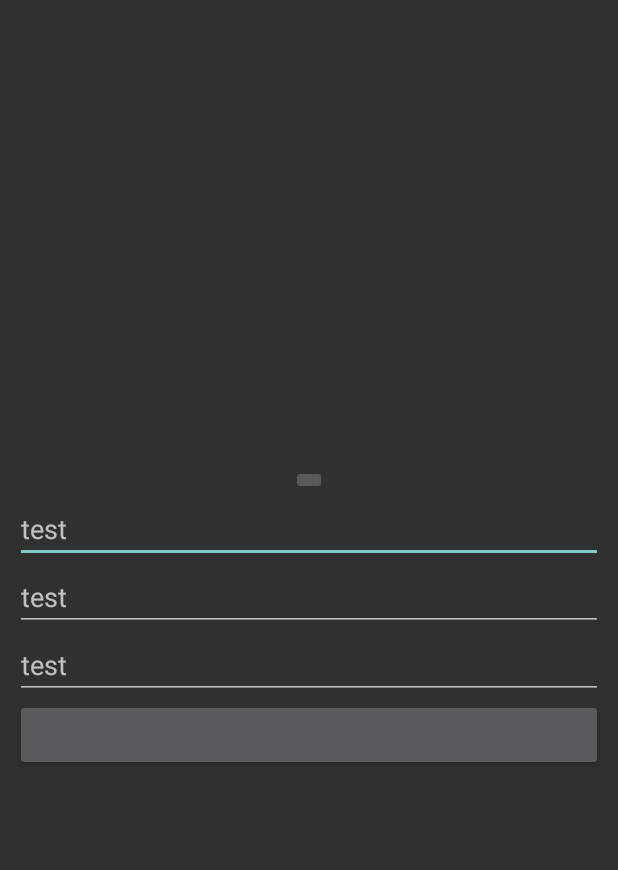
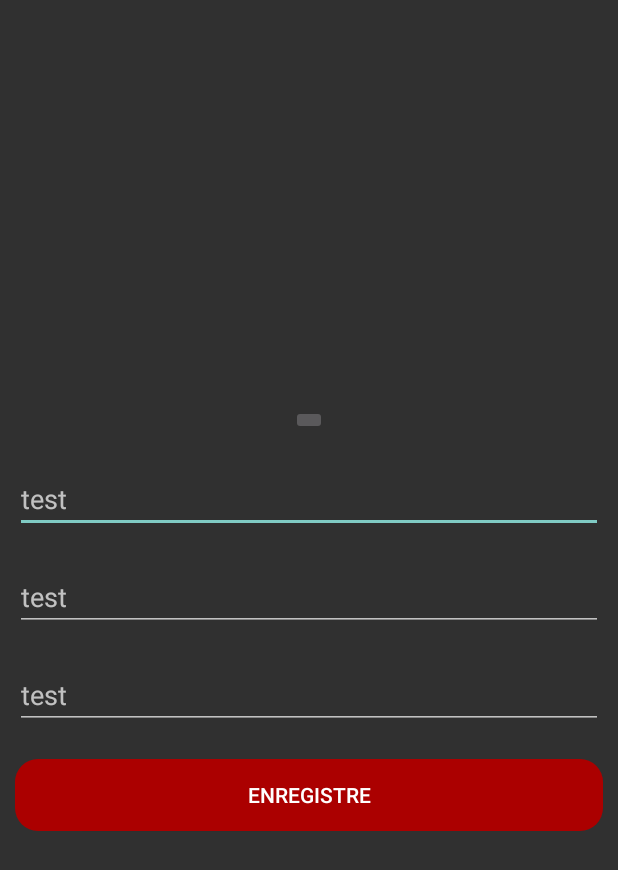
Before and after one commit to xkenzzo31/WishList, an Android app: the layout custom_add_wish.xml on its own in the app's theme, with its tools: preview values and no code run, on a phone screen of 412 x 824 dp. Shown: the top 870 px of the screen. Run offline under Robolectric (Android 15) with nearby library versions, the phone set to English and light mode, and no system bars.

Commit message:
commit de l'espace

```diff
--- a/app/src/main/AndroidManifest.xml
+++ b/app/src/main/AndroidManifest.xml
@@ -12,6 +12,7 @@
         android:theme="@style/Theme.AppCompat.NoActionBar">
         <activity
             android:name=".activity.MainActivity"
+            android:screenOrientation="portrait"
             android:theme="@style/Theme.AppCompat.NoActionBar">
             <intent-filter>
                 <action android:name="android.intent.action.MAIN" />
@@ -21,6 +22,7 @@
         </activity>
         <activity
             android:name=".activity.Home_Activity"
+            android:screenOrientation="portrait"
             android:label="@string/title_activity_home_"
             android:theme="@style/Theme.AppCompat.NoActionBar"></activity>
     </application>
--- a/app/src/main/java/model/UsersModel.java
+++ b/app/src/main/java/model/UsersModel.java
@@ -16,8 +16,8 @@ public class UsersModel {
         this.idUser = idUser;
     }
 
-    public void addWishModel(List<WishsModel> mListWish){
-        listWishs.addAll(mListWish);
+    public void addWishModel(WishsModel mListWish){
+        listWishs.add(mListWish);
     }
 
     public void addFriendModel(List<String> mListFriend){
--- a/app/src/main/java/model/WishsModel.java
+++ b/app/src/main/java/model/WishsModel.java
@@ -11,10 +11,11 @@ public class WishsModel {
     private String productUrl;
     private boolean status;
 
-    public WishsModel(String title, String image, String description) {
+    public WishsModel(String title, String image, String description, String productUrl) {
         this.title = title;
         this.image = image;
         this.description = description;
+        this.productUrl = productUrl;
     }
 
     public boolean isStatus() {
--- a/app/src/main/res/layout/custom_add_wish.xml
+++ b/app/src/main/res/layout/custom_add_wish.xml
@@ -10,24 +10,39 @@
         android:id="@+id/select_image_in_gallery"
         android:layout_width="wrap_content"
         android:layout_height="wrap_content" />
+    <Space
+        android:layout_width="0dp"
+        android:layout_height="20dp"/>
     <EditText
         android:id="@+id/wish_title"
         android:hint="test"
         android:layout_width="match_parent"
         android:layout_height="wrap_content" />
+    <Space
+        android:layout_width="0dp"
+        android:layout_height="20dp"/>
     <EditText
         android:id="@+id/wish_description"
         android:hint="test"
         android:layout_width="match_parent"
         android:layout_height="wrap_content" />
+    <Space
+        android:layout_width="0dp"
+        android:layout_height="20dp"/>
     <EditText
         android:id="@+id/add_wish_product_url"
         android:hint="test"
         android:layout_width="match_parent"
         android:layout_height="wrap_content" />
+    <Space
+        android:layout_width="0dp"
+        android:layout_height="20dp"/>
     <Button
         android:id="@+id/add_wish"
+        android:text="Enregistre"
+        android:background="@drawable/shape_custom_button_red"
         android:layout_width="match_parent"
         android:layout_height="wrap_content" />
 
+
 </LinearLayout>
--- a/app/src/main/res/values/strings.xml
+++ b/app/src/main/res/values/strings.xml
@@ -10,5 +10,6 @@
     <string name="mot_de_passe">Mot de passe</string>
     <string name="connexion">Connexion</string>
     <string name="inscription">Inscription</string>
+    <string name="Enregistre">Enregistré</string>
     <string name="retour">Retour</string>
 </resources>
```
Also changed, not shown: app/src/main/java/fragment/frag0.java (+16 -3 lines).
